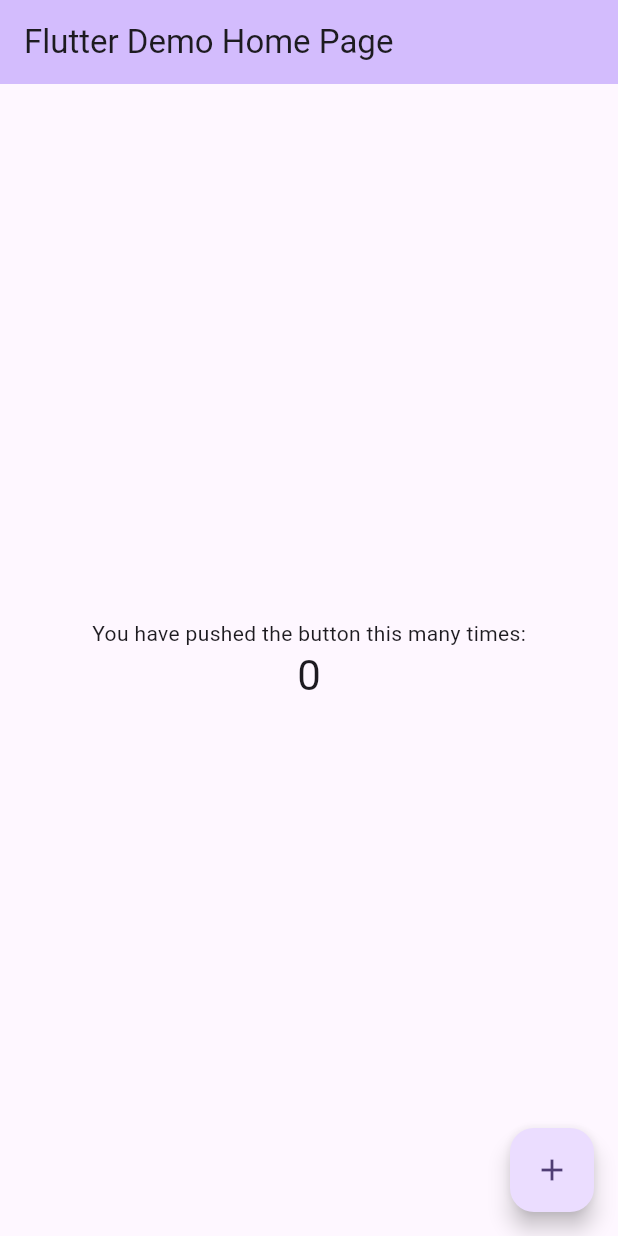
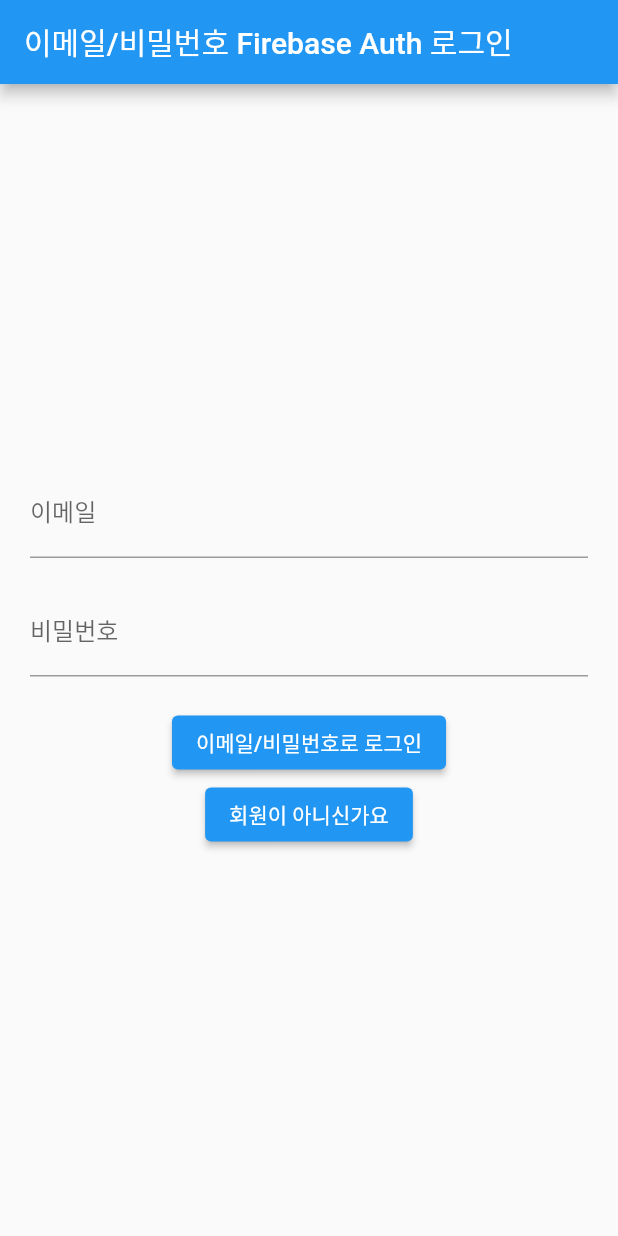
Before and after one commit to Moonseunghun/Board_set, a Flutter app: the screen it shows after launch, on a phone screen of 412 x 824 dp. Run offline on Flutter 3.47's test engine with Material 2 defaults, Android fonts, the phone set to English and light mode, and no system bars; our stand-ins replace cloud_firestore, firebase_auth, firebase_core, firebase_storage, flutter_secure_storage, image_picker; accounts and stored records are empty.

Commit message:
Feat : 추가

```diff
--- /dev/null
+++ b/lib/auth/login.dart
@@ -0,0 +1,80 @@
+import 'package:flutter/material.dart';
+import 'package:firebase_auth/firebase_auth.dart';
+import 'package:flutter_secure_storage/flutter_secure_storage.dart';
+import '../board/board.dart';
+import 'auth.dart';
+
+class LoginPage extends StatelessWidget {
+  final FirebaseAuth _auth = FirebaseAuth.instance;
+  final TextEditingController _emailController = TextEditingController();
+  final TextEditingController _passwordController = TextEditingController();
+  final storage = FlutterSecureStorage();
+
+  Future<void> _signInWithEmailAndPassword(BuildContext context) async {
+    try {
+      UserCredential userCredential = await _auth.signInWithEmailAndPassword(
+        email: _emailController.text,
+        password: _passwordController.text,
+      );
+      String uid = userCredential.user!.uid;
+      // Save UID using flutter_secure_storage
+      await storage.write(key: 'uid', value: uid);
+      // Navigate to a new screen or perform other actions after successful login
+      String? storedUid = await storage.read(key: 'uid');
+      print('Stored UID: $storedUid');
+
+      // Example: Navigate to Home Screen
+      Navigator.push(
+        context,
+        MaterialPageRoute(builder: (context) => MyBoardApp()),
+      );
+    } catch (e) {
+      print('로그인 실패: $e');
+    }
+  }
+
+  @override
+  Widget build(BuildContext context) {
+    return Scaffold(
+      appBar: AppBar(
+        title: Text('이메일/비밀번호 Firebase Auth 로그인'),
+      ),
+      body: Padding(
+        padding: EdgeInsets.all(20.0),
+        child: Column(
+          mainAxisAlignment: MainAxisAlignment.center,
+          children: [
+            TextField(
+              controller: _emailController,
+              decoration: InputDecoration(
+                labelText: '이메일',
+              ),
+            ),
+            SizedBox(height: 20),
+            TextField(
+              controller: _passwordController,
+              decoration: InputDecoration(
+                labelText: '비밀번호',
+              ),
+              obscureText: true,
+            ),
+            SizedBox(height: 20),
+            ElevatedButton(
+              onPressed: () => _signInWithEmailAndPassword(context),
+              child: Text('이메일/비밀번호로 로그인'),
+            ),
+            ElevatedButton(
+              onPressed: () {
+                Navigator.push(
+                  context,
+                  MaterialPageRoute(builder: (context) => RegisterPage()),
+                );
+              },
+              child: Text('회원이 아니신가요'),
+            ),
+          ],
+        ),
+      ),
+    );
+  }
+}
--- a/lib/main.dart
+++ b/lib/main.dart
@@ -1,125 +1,36 @@
 import 'package:flutter/material.dart';
+import 'package:firebase_auth/firebase_auth.dart';
+import 'package:firebase_core/firebase_core.dart';
+import 'package:flutter_secure_storage/flutter_secure_storage.dart';
 
-void main() {
-  runApp(const MyApp());
+import 'auth/login.dart';
+import 'board/board.dart';
+
+
+void main() async {
+  WidgetsFlutterBinding.ensureInitialized();
+  await Firebase.initializeApp();
+  runApp(MyApp());
 }
 
 class MyApp extends StatelessWidget {
-  const MyApp({super.key});
-
-  // This widget is the root of your application.
   @override
   Widget build(BuildContext context) {
     return MaterialApp(
-      title: 'Flutter Demo',
-      theme: ThemeData(
-        // This is the theme of your application.
-        //
-        // TRY THIS: Try running your application with "flutter run". You'll see
-        // the application has a blue toolbar. Then, without quitting the app,
-        // try changing the seedColor in the colorScheme below to Colors.green
-        // and then invoke "hot reload" (save your changes or press the "hot
-        // reload" button in a Flutter-supported IDE, or press "r" if you used
-        // the command line to start the app).
-        //
-        // Notice that the counter didn't reset back to zero; the application
-        // state is not lost during the reload. To reset the state, use hot
-        // restart instead.
-        //
-        // This works for code too, not just values: Most code changes can be
-        // tested with just a hot reload.
-        colorScheme: ColorScheme.fromSeed(seedColor: Colors.deepPurple),
-        useMaterial3: true,
+      home: StreamBuilder(
+        stream: FirebaseAuth.instance.authStateChanges(),
+        builder: (context, snapshot) {
+          if (snapshot.connectionState == ConnectionState.waiting) {
+            return CircularProgressIndicator(); // 인증 상태 확인 중이면 로딩 표시
+          } else {
+            if (snapshot.hasData) {
+              return MyBoardApp(); // 사용자가 로그인한 경우 MyBoard 표시
+            } else {
+              return LoginPage(); // 사용자가 로그인하지 않은 경우 로그인 화면 표시
+            }
+          }
+        },
       ),
-      home: const MyHomePage(title: 'Flutter Demo Home Page'),
     );
   }
 }
-
-class MyHomePage extends StatefulWidget {
-  const MyHomePage({super.key, required this.title});
-
-  // This widget is the home page of your application. It is stateful, meaning
-  // that it has a State object (defined below) that contains fields that affect
-  // how it looks.
-
-  // This class is the configuration for the state. It holds the values (in this
-  // case the title) provided by the parent (in this case the App widget) and
-  // used by the build method of the State. Fields in a Widget subclass are
-  // always marked "final".
-
-  final String title;
-
-  @override
-  State<MyHomePage> createState() => _MyHomePageState();
-}
-
-class _MyHomePageState extends State<MyHomePage> {
-  int _counter = 0;
-
-  void _incrementCounter() {
-    setState(() {
-      // This call to setState tells the Flutter framework that something has
-      // changed in this State, which causes it to rerun the build method below
-      // so that the display can reflect the updated values. If we changed
-      // _counter without calling setState(), then the build method would not be
-      // called again, and so nothing would appear to happen.
-      _counter++;
-    });
-  }
-
-  @override
-  Widget build(BuildContext context) {
-    // This method is rerun every time setState is called, for instance as done
-    // by the _incrementCounter method above.
-    //
-    // The Flutter framework has been optimized to make rerunning build methods
-    // fast, so that you can just rebuild anything that needs updating rather
-    // than having to individually change instances of widgets.
-    return Scaffold(
-      appBar: AppBar(
-        // TRY THIS: Try changing the color here to a specific color (to
-        // Colors.amber, perhaps?) and trigger a hot reload to see the AppBar
-        // change color while the other colors stay the same.
-        backgroundColor: Theme.of(context).colorScheme.inversePrimary,
-        // Here we take the value from the MyHomePage object that was created by
-        // the App.build method, and use it to set our appbar title.
-        title: Text(widget.title),
-      ),
-      body: Center(
-        // Center is a layout widget. It takes a single child and positions it
-        // in the middle of the parent.
-        child: Column(
-          // Column is also a layout widget. It takes a list of children and
-          // arranges them vertically. By default, it sizes itself to fit its
-          // children horizontally, and tries to be as tall as its parent.
-          //
-          // Column has various properties to control how it sizes itself and
-          // how it positions its children. Here we use mainAxisAlignment to
-          // center the children vertically; the main axis here is the vertical
-          // axis because Columns are vertical (the cross axis would be
-          // horizontal).
-          //
-          // TRY THIS: Invoke "debug painting" (choose the "Toggle Debug Paint"
-          // action in the IDE, or press "p" in the console), to see the
-          // wireframe for each widget.
-          mainAxisAlignment: MainAxisAlignment.center,
-          children: <Widget>[
-            const Text(
-              'You have pushed the button this many times:',
-            ),
-            Text(
-              '$_counter',
-              style: Theme.of(context).textTheme.headlineMedium,
-            ),
-          ],
-        ),
-      ),
-      floatingActionButton: FloatingActionButton(
-        onPressed: _incrementCounter,
-        tooltip: 'Increment',
-        child: const Icon(Icons.add),
-      ), // This trailing comma makes auto-formatting nicer for build methods.
-    );
-  }
-}
```
Also changed, not shown: lib/auth/auth.dart (+60 -0 lines), lib/board/board.dart (added, +169 -0 lines), lib/board/board_creat.dart (added, +65 -0 lines), lib/board/board_read.dart (added, +72 -0 lines), pubspec.yaml (+7 -0 lines), lib/firebase_options.dart (added), pubspec.lock, 11 other files.
